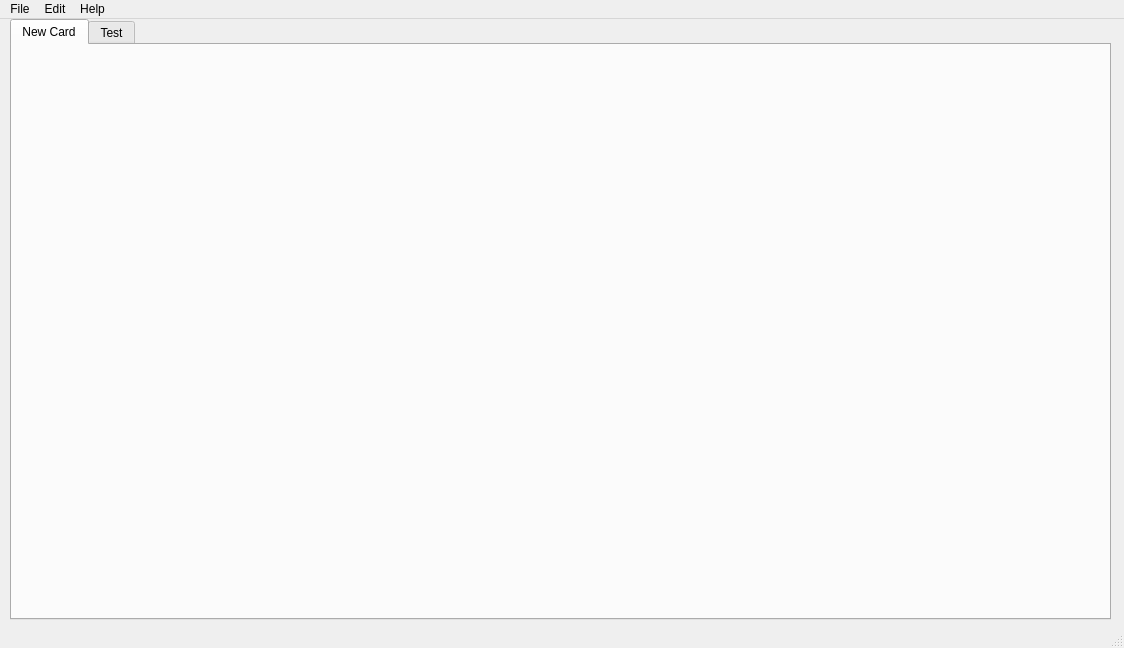
First picture: the form in my_flash_cards.ui, repository seattlechem/pyqt_flashcards, before the edit.
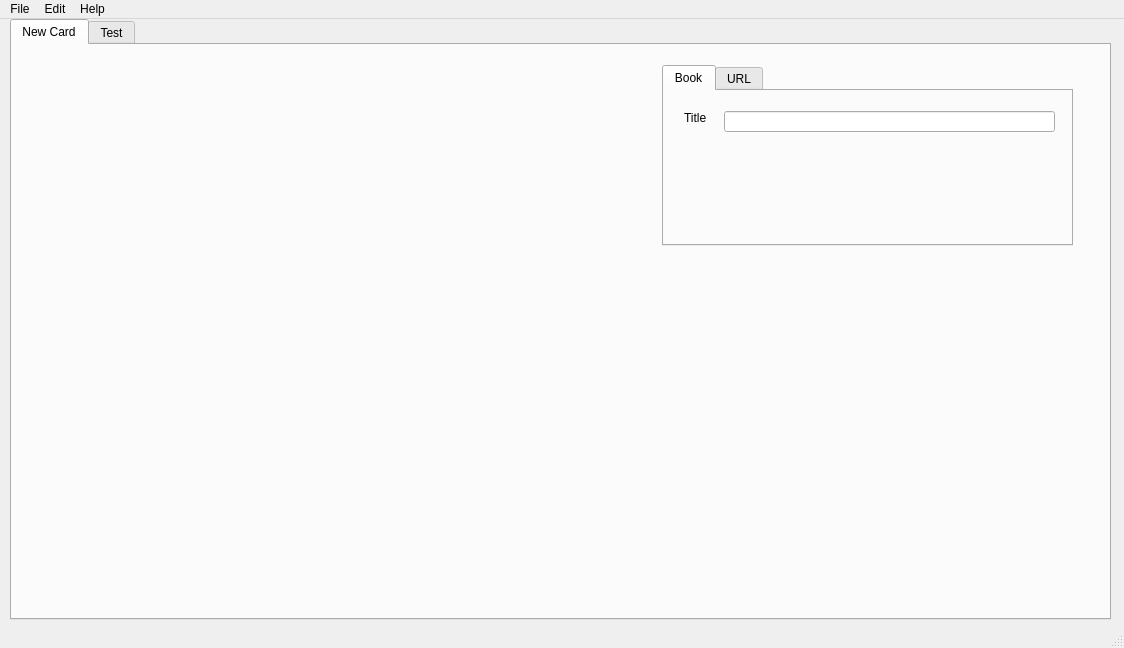
Second picture: the form after the edit.

What changed in the file:
```diff
--- a/my_flash_cards.ui
+++ b/my_flash_cards.ui
@@ -30,6 +30,52 @@
      <attribute name="title">
       <string>New Card</string>
      </attribute>
+     <widget class="QTabWidget" name="tabWidget_2">
+      <property name="geometry">
+       <rect>
+        <x>650</x>
+        <y>20</y>
+        <width>411</width>
+        <height>181</height>
+       </rect>
+      </property>
+      <property name="currentIndex">
+       <number>0</number>
+      </property>
+      <widget class="QWidget" name="book_tab">
+       <attribute name="title">
+        <string>Book</string>
+       </attribute>
+       <widget class="QLabel" name="label">
+        <property name="geometry">
+         <rect>
+          <x>20</x>
+          <y>20</y>
+          <width>47</width>
+          <height>13</height>
+         </rect>
+        </property>
+        <property name="text">
+         <string>Title</string>
+        </property>
+       </widget>
+       <widget class="QLineEdit" name="lineEdit">
+        <property name="geometry">
+         <rect>
+          <x>60</x>
+          <y>20</y>
+          <width>331</width>
+          <height>21</height>
+         </rect>
+        </property>
+       </widget>
+      </widget>
+      <widget class="QWidget" name="url_tab">
+       <attribute name="title">
+        <string>URL</string>
+       </attribute>
+      </widget>
+     </widget>
     </widget>
     <widget class="QWidget" name="tab_2">
      <attribute name="title">
```
Left out of the diff: 4 changed lines with no effect on the pictures.
